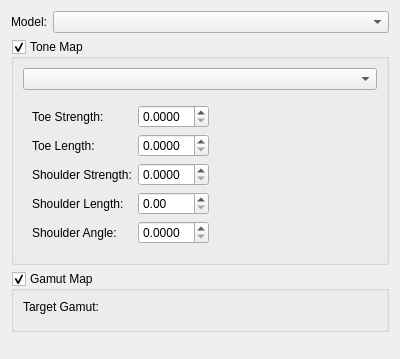
The window that plugins/filters/tonegamutmap/kistonegamutmapwidget.ui (KDE/krita) describes before a commit, drawn with Qt 5.
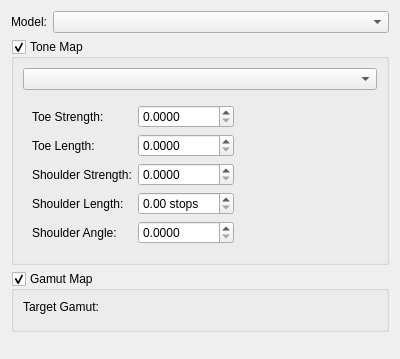
The same window after the commit. The open tabs and pages were chosen to show the change. Custom widgets are drawn as their Qt base class.

Commit message:
Fix some bugs in piecewise filmic, improve ui with tool tips.
Also move the curve so both reinhard and piecewise filmic show a preview.

The edit to the form file:
```diff
--- a/plugins/filters/tonegamutmap/kistonegamutmapwidget.ui
+++ b/plugins/filters/tonegamutmap/kistonegamutmapwidget.ui
@@ -43,11 +43,8 @@
      <property name="checkable">
       <bool>true</bool>
      </property>
-     <layout class="QVBoxLayout" name="verticalLayout_3">
-      <item>
-       <widget class="QComboBox" name="cmbToneCurveType"/>
-      </item>
-      <item>
+     <layout class="QFormLayout" name="formLayout_3">
+      <item row="1" column="0">
        <widget class="QStackedWidget" name="stkToneMap">
         <property name="currentIndex">
          <number>0</number>
@@ -130,7 +127,7 @@
                <number>4</number>
               </property>
               <property name="maximum">
-               <double>99.000000000000000</double>
+               <double>1.000000000000000</double>
               </property>
               <property name="singleStep">
                <double>0.010000000000000</double>
@@ -146,8 +143,14 @@
             </item>
             <item row="3" column="1">
              <widget class="QDoubleSpinBox" name="spnShoulderLength">
+              <property name="toolTip">
+               <string>Determines the maximum white in stops.</string>
+              </property>
+              <property name="suffix">
+               <string> stops</string>
+              </property>
               <property name="maximum">
-               <double>1.000000000000000</double>
+               <double>999.000000000000000</double>
               </property>
               <property name="singleStep">
                <double>0.010000000000000</double>
@@ -176,13 +179,16 @@
             </item>
            </layout>
           </item>
-          <item>
-           <widget class="KisToneCurveWidget" name="toneCurvePreview" native="true"/>
-          </item>
          </layout>
         </widget>
        </widget>
       </item>
+      <item row="1" column="1">
+       <widget class="KisToneCurveWidget" name="toneCurvePreview" native="true"/>
+      </item>
+      <item row="0" column="0" colspan="2">
+       <widget class="QComboBox" name="cmbToneCurveType"/>
+      </item>
      </layout>
     </widget>
    </item>
```
Left out of the diff: 18 changed lines with no effect on the pictures. The commit also changes 2 other files.
